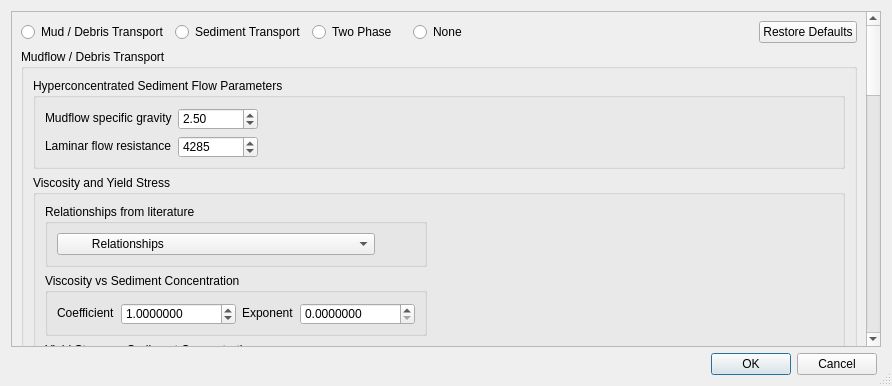
FLO-2DSoftware/qgis-flo-2d-plugin, file flo2d/ui/mud_and_sediment.ui: the form before one commit.
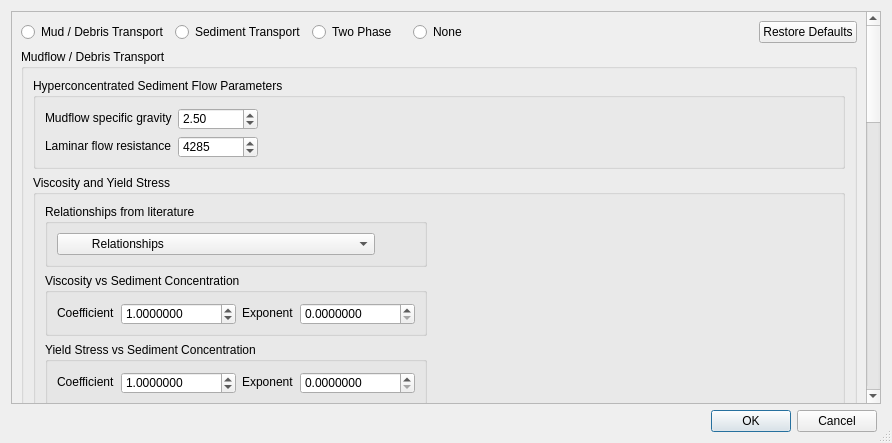
The form after the commit. Icons and pictures are not drawn. Custom widgets are drawn as their Qt base class.

Diff of the .ui file:
```diff
--- a/flo2d/ui/mud_and_sediment.ui
+++ b/flo2d/ui/mud_and_sediment.ui
@@ -7,7 +7,7 @@
     <x>0</x>
     <y>0</y>
     <width>892</width>
-    <height>361</height>
+    <height>443</height>
    </rect>
   </property>
   <property name="sizePolicy">
@@ -54,8 +54,8 @@
        <rect>
         <x>0</x>
         <y>0</y>
-        <width>872</width>
-        <height>286</height>
+        <width>868</width>
+        <height>382</height>
        </rect>
       </property>
       <layout class="QGridLayout" name="gridLayout_3">
```
Left out of the diff: 19 changed lines with no effect on the pictures.
